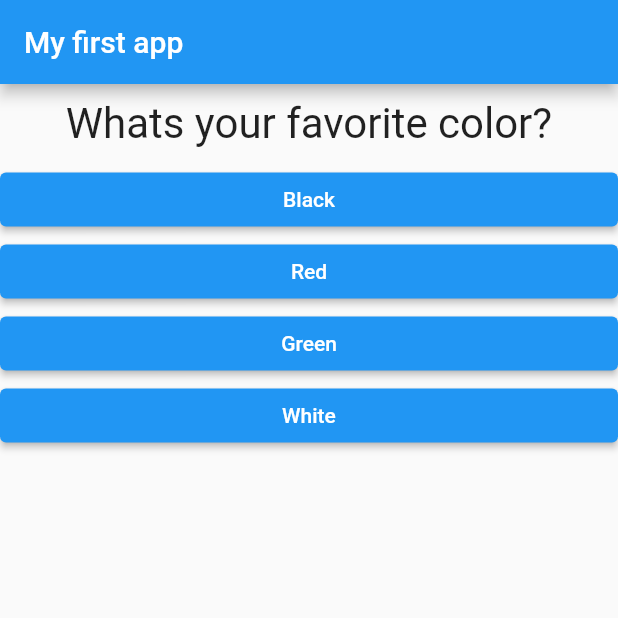
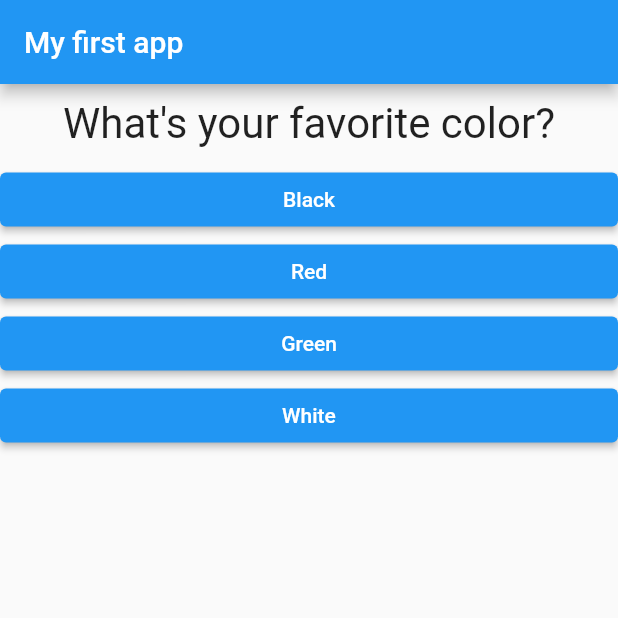
Before and after one commit to indianaea/quiz_app, a Flutter app: the screen it shows after launch, on a phone screen of 412 x 824 dp, the top half of it. Run offline on Flutter 3.47's test engine with Material 2 defaults, Android fonts, the phone set to English and light mode, and no system bars.

Commit message:
questions

```diff
--- a/lib/main.dart
+++ b/lib/main.dart
@@ -31,17 +31,17 @@ class _MyAppState extends State<MyApp> {
   //Core widget
   @override
   Widget build(BuildContext context) {
-    var questions = [
+    const questions = [
       {
-        'questionText': 'Whats your favorite color?',
+        'questionText': 'What\'s your favorite color?',
         'answers': ['Black', 'Red', 'Green', 'White'],
       },
       {
-        'questionText': 'Whats your favorite animal?',
+        'questionText': 'What\'s your favorite animal?',
         'answers': ['Rabbit', 'Snake', 'Elephant', 'Lion'],
       },
       {
-        'questionText': 'Whos your favorite instructor?',
+        'questionText': 'Who\'s your favorite instructor?',
         'answers': ['Max', 'Gunnar', 'Hjalti', 'Mónika'],
       },
     ];
```
